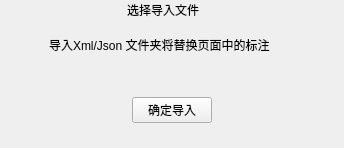
chenwuwen/ImageLabelSpirit, file module/importdialog.ui: the form before one commit.
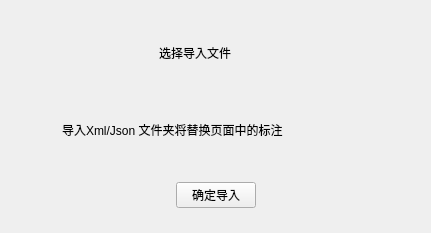
The form after the commit.

What changed in the file:
```diff
--- a/module/importdialog.ui
+++ b/module/importdialog.ui
@@ -6,8 +6,8 @@
    <rect>
     <x>0</x>
     <y>0</y>
-    <width>344</width>
-    <height>148</height>
+    <width>431</width>
+    <height>233</height>
    </rect>
   </property>
   <property name="windowTitle">
```
